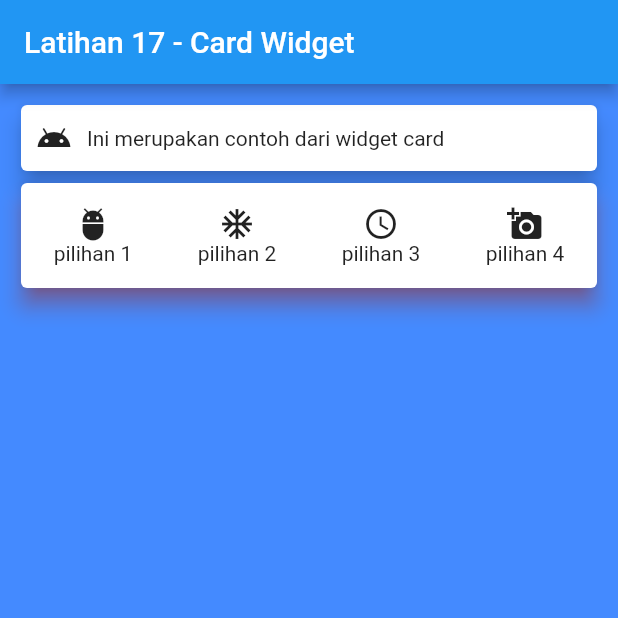
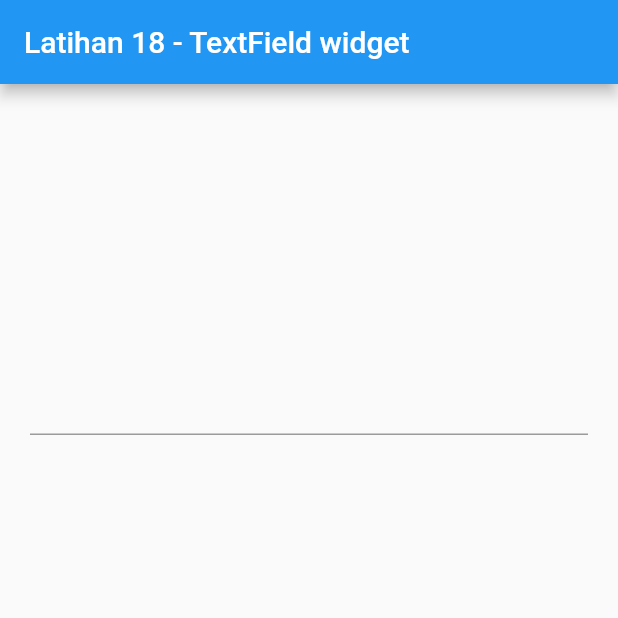
Before and after one commit to dodichakill/latihan_flutter_ku, a Flutter app: the screen it shows after launch, on a phone screen of 412 x 824 dp, the top half of it. Run offline on Flutter 3.47's test engine with Material 2 defaults, Android fonts, the phone set to English and light mode, and no system bars.

Commit message:
Latihan 18 - TextField widget

```diff
--- a/lib/main.dart
+++ b/lib/main.dart
@@ -1,83 +1,45 @@
-// Latihan 17 - Card Widget
+// Latihan 18 - TextField widget
 
 import 'package:flutter/material.dart';
 
 void main() => runApp(MyApp());
 
-class MyApp extends StatelessWidget {
+class MyApp extends StatefulWidget {
+  @override
+  _MyAppState createState() => _MyAppState();
+}
+
+class _MyAppState extends State<MyApp> {
+  // TextEditingController controller = TextEditingController(text: 'ini adalah nilai awal textfield');
+  TextEditingController controller = TextEditingController();
   @override
   Widget build(BuildContext context) {
     return MaterialApp(
       home: Scaffold(
-          backgroundColor: Colors.blueAccent,
           appBar: AppBar(
-            title: Text('Latihan 17 - Card Widget'),
+            title: Text('Latihan 18 - TextField widget'),
           ),
-          body: Container(
-            margin: EdgeInsets.all(10),
-            child: ListView(
-              children: <Widget>[
-                Card(
-                  elevation: 6,
-                  child: Row(
-                    children: [
-                      Container(
-                          margin: EdgeInsets.all(10),
-                          child: Icon(Icons.android)),
-                      Text('Ini merupakan contoh dari widget card')
-                    ],
-                  ),
+          body: Column(
+            mainAxisAlignment: MainAxisAlignment.spaceAround,
+            children: <Widget>[
+              Container(
+                margin: EdgeInsets.all(20),
+                child: TextField(
+                  // maxLength: 10,
+                  // maxLines: 4,
+                  // obscureText: true,
+                  onChanged: (value) {
+                    setState(() {});
+                  },
+                  controller: controller,
                 ),
-                Card(
-                  shadowColor: Colors.red,
-                  elevation: 6,
-                  child: Row(
-                    mainAxisAlignment: MainAxisAlignment.spaceAround,
-                    children: [
-                      Container(
-                        margin: EdgeInsets.all(10),
-                        padding: EdgeInsets.all(5),
-                        child: Column(
-                          children: [Icon(Icons.adb), Text('pilihan 1')],
-                        ),
-                      ),
-                      Container(
-                        margin: EdgeInsets.all(10),
-                        padding: EdgeInsets.all(5),
-                        child: Column(
-                          children: [Icon(Icons.ac_unit), Text('pilihan 2')],
-                        ),
-                      ),
-                      Container(
-                        margin: EdgeInsets.all(10),
-                        padding: EdgeInsets.all(5),
-                        child: Column(
-                          children: [
-                            Icon(Icons.access_time),
-                            Text('pilihan 3')
-                          ],
-                        ),
-                      ),
-                      Container(
-                        margin: EdgeInsets.all(10),
-                        padding: EdgeInsets.all(5),
-                        child: Column(
-                          children: [
-                            Icon(Icons.add_a_photo),
-                            Text('pilihan 4')
-                          ],
-                        ),
-                      ),
-                    ],
-                  ),
-                ),
-              ],
-            ),
+              ),
+              Text(controller.text)
+            ],
           )),
     );
   }
 }
-
 // penjelasan singkat
 // ----------------
-// Card merupakan widget yang berfungsi untuk membuat sebuah card. ia mempunyai beberapa property
+// TextField merupakan widget yang berfungsi untuk membuat sebuah kotak yang bisa menampung teks. ia mempunyai beberapa property seperti: maxLength untuk mengatur maksimal panjang kata, MaxLength untuk mengatur maksimal berapa baris kata, obscureText untuk membuat tulisan menjadi tertutup (biasanya digunakan untuk membuat password). dan beberapa property lainnya
```
